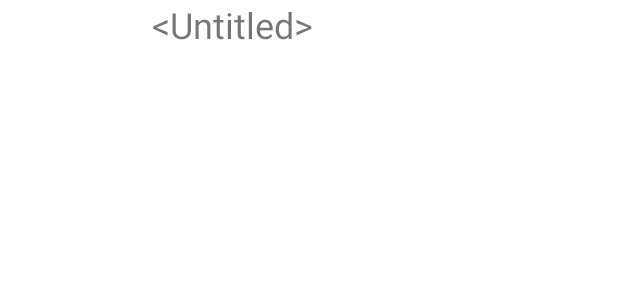
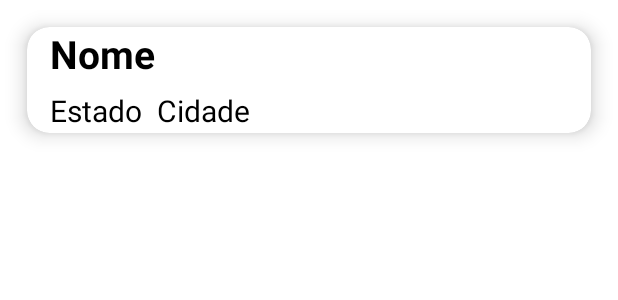
Before and after one commit to lincolnmesatto/Quester, an Android app: the layout recyclerview_instituicao.xml on its own in the app's theme, with its tools: preview values and no code run, on a phone screen of 412 x 824 dp. Shown: the top 300 px of the screen. Run offline under Robolectric (Android 15) with nearby library versions, the phone set to English and light mode, and no system bars.

Commit message:
front cardview

```diff
--- a/app/src/main/java/com/pucpr/quester/controller/InstituicaoAdapter.java
+++ b/app/src/main/java/com/pucpr/quester/controller/InstituicaoAdapter.java
@@ -1,5 +1,7 @@
 package com.pucpr.quester.controller;
 
+import android.annotation.SuppressLint;
+import android.graphics.Color;
 import android.util.Log;
 import android.view.LayoutInflater;
 import android.view.View;
@@ -14,6 +16,8 @@ import com.pucpr.quester.R;
 import com.pucpr.quester.model.Instituicao;
 
 import androidx.annotation.NonNull;
+import androidx.cardview.widget.CardView;
+import androidx.core.content.ContextCompat;
 import androidx.recyclerview.widget.RecyclerView;
 
 public class InstituicaoAdapter extends FirestorePagingAdapter<Instituicao, InstituicaoAdapter.InstituicaoViewHolder> {
@@ -27,7 +31,12 @@ public class InstituicaoAdapter extends FirestorePagingAdapter<Instituicao, Inst
 
     @Override
     protected void onBindViewHolder(@NonNull InstituicaoViewHolder holder, int position, @NonNull Instituicao model) {
-        holder.textViewName.setText(model.getNome());
+        holder.textViewNomeInstituicao.setText(model.getNome());
+        holder.textViewNomeEstado.setText(model.getEstado());
+        holder.textViewNomeCidade.setText(model.getCidade());
+
+        holder.cardViewUserView.setCardBackgroundColor(position % 2 == 0?Color.parseColor("#00648B"):Color.parseColor("#00B0FF"));
+
     }
 
     @NonNull
@@ -61,12 +70,20 @@ public class InstituicaoAdapter extends FirestorePagingAdapter<Instituicao, Inst
 
     public class InstituicaoViewHolder extends RecyclerView.ViewHolder implements View.OnClickListener {
 
-        private final TextView textViewName;
+        //private final TextView textViewName;
+        private final TextView textViewNomeInstituicao;
+        private final TextView textViewNomeEstado;
+        private final TextView textViewNomeCidade;
+        private final CardView cardViewUserView;
+
 
         public InstituicaoViewHolder(@NonNull View itemView) {
             super(itemView);
-            textViewName = itemView.findViewById(R.id.textViewName);
-
+            //textViewName = itemView.findViewById(R.id.textViewName);
+            textViewNomeInstituicao = itemView.findViewById(R.id.textViewNomeInstituicao);
+            textViewNomeEstado = itemView.findViewById(R.id.textViewNomeEstado);
+            textViewNomeCidade = itemView.findViewById(R.id.textViewNomeCidade);
+            cardViewUserView = itemView.findViewById(R.id.userView);
             //itemView.setOnClickListener(this);
             itemView.setOnClickListener(new View.OnClickListener() {
                 @Override
--- /dev/null
+++ b/app/src/main/res/drawable/ic_school.xml
@@ -0,0 +1,10 @@
+<vector xmlns:android="http://schemas.android.com/apk/res/android"
+    android:width="24dp"
+    android:height="24dp"
+    android:viewportWidth="24"
+    android:viewportHeight="24"
+    android:tint="?attr/colorControlNormal">
+  <path
+      android:fillColor="@android:color/white"
+      android:pathData="M5,13.18v4L12,21l7,-3.82v-4L12,17l-7,-3.82zM12,3L1,9l11,6 9,-4.91V17h2V9L12,3z"/>
+</vector>
--- a/app/src/main/res/layout/recyclerview_instituicao.xml
+++ b/app/src/main/res/layout/recyclerview_instituicao.xml
@@ -1,25 +1,89 @@
 <?xml version="1.0" encoding="utf-8"?>
-<LinearLayout xmlns:android="http://schemas.android.com/apk/res/android"
+<androidx.cardview.widget.CardView xmlns:android="http://schemas.android.com/apk/res/android"
+    xmlns:tools="http://schemas.android.com/tools"
+    android:id="@+id/userView"
     android:layout_width="match_parent"
     android:layout_height="wrap_content"
+    xmlns:app="http://schemas.android.com/apk/res-auto"
+    app:cardElevation="8dp"
+    app:cardCornerRadius="15dp"
+    android:layout_margin="18dp"
+    android:background="@color/black">
+
+    <LinearLayout
+        android:layout_width="match_parent"
+        android:layout_height="wrap_content"
+        android:orientation="vertical"
+
+        >
+
+        <LinearLayout
+            android:layout_width="wrap_content"
+            android:layout_height="wrap_content"
+            android:layout_gravity="center_vertical"
             android:orientation="horizontal">
 
-    <Space
+            <TextView
                 android:layout_width="wrap_content"
                 android:layout_height="wrap_content"
-        android:layout_weight="1" />
+                android:textColor="@color/black"
+                android:textSize="26sp"
+                android:textStyle="bold">
+
+            </TextView>
 
             <TextView
-        android:id="@+id/textViewName"
+                android:id="@+id/textViewNomeInstituicao"
                 android:layout_width="wrap_content"
                 android:layout_height="wrap_content"
-        android:layout_weight="1"
-        android:text="@android:string/untitled"
-        android:textSize="24sp" />
+                android:layout_marginLeft="15dp"
+                android:text="Nome"
+                android:textColor="@color/black"
+                android:textSize="26sp"
+                android:textStyle="bold">
 
-    <Space
+            </TextView>
+
+        </LinearLayout>
+
+        <LinearLayout
             android:layout_width="wrap_content"
             android:layout_height="wrap_content"
-        android:layout_weight="1" />
+            android:layout_gravity="center_vertical"
+            android:orientation="horizontal">
+
+            <TextView
+                android:layout_width="wrap_content"
+                android:layout_height="wrap_content"
+                android:textColor="@color/black"
+                android:textSize="26sp"
+                android:textStyle="bold">
+
+            </TextView>
+
+            <TextView
+                android:id="@+id/textViewNomeEstado"
+                android:layout_width="wrap_content"
+                android:layout_height="wrap_content"
+                android:layout_marginLeft="15dp"
+                android:text="Estado"
+                android:textColor="@color/black"
+                android:textSize="20sp">
+
+            </TextView>
+
+            <TextView
+                android:id="@+id/textViewNomeCidade"
+                android:layout_width="wrap_content"
+                android:layout_height="wrap_content"
+                android:layout_marginLeft="10dp"
+                android:text="Cidade"
+                android:textColor="@color/black"
+                android:textSize="20sp">
+
+            </TextView>
 
         </LinearLayout>
+
+    </LinearLayout>
+</androidx.cardview.widget.CardView>
--- a/app/src/main/res/values/colors.xml
+++ b/app/src/main/res/values/colors.xml
@@ -12,4 +12,6 @@
     <color name="colorPrimaryDark">#00574B</color>
     <color name="colorAccent">#D81B60</color>
     <color name="red">#FF0000</color>
+    <color name="corCardPar">#00B0FF</color>
+    <color name="corCardImpar">#00648B</color>
 </resources>
```
Lines whose indentation alone changed are shown as unchanged.
